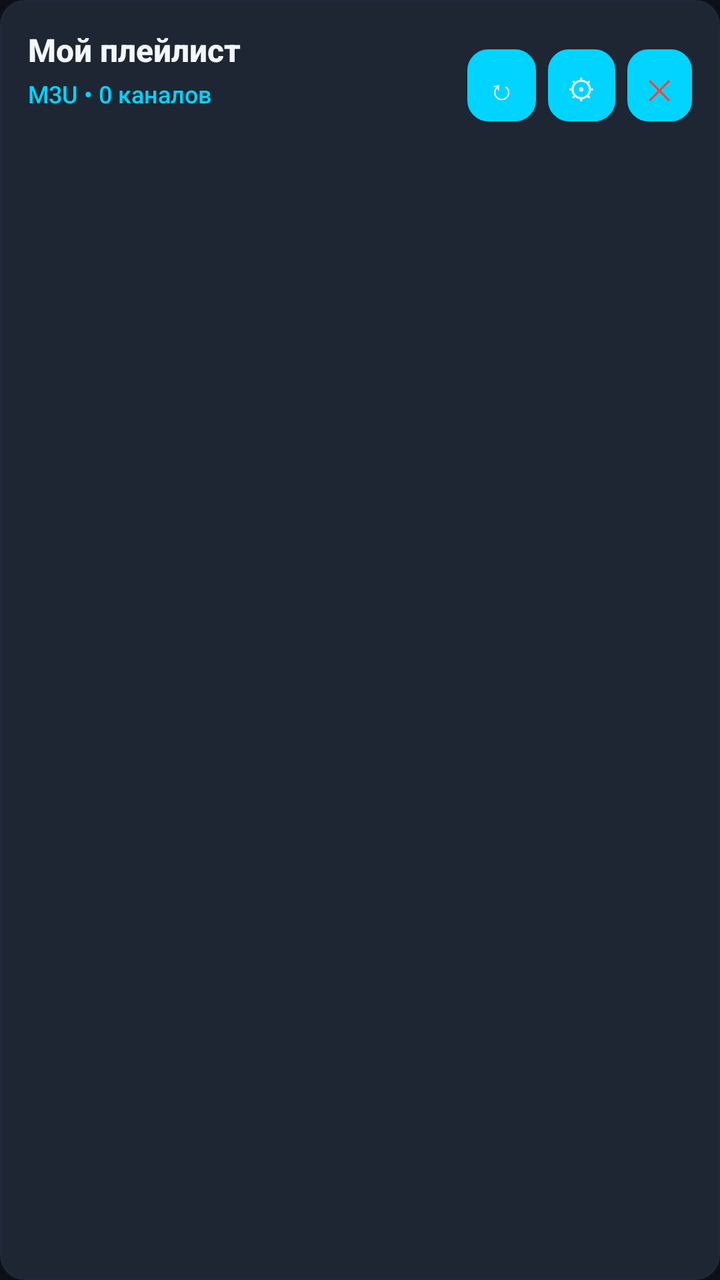
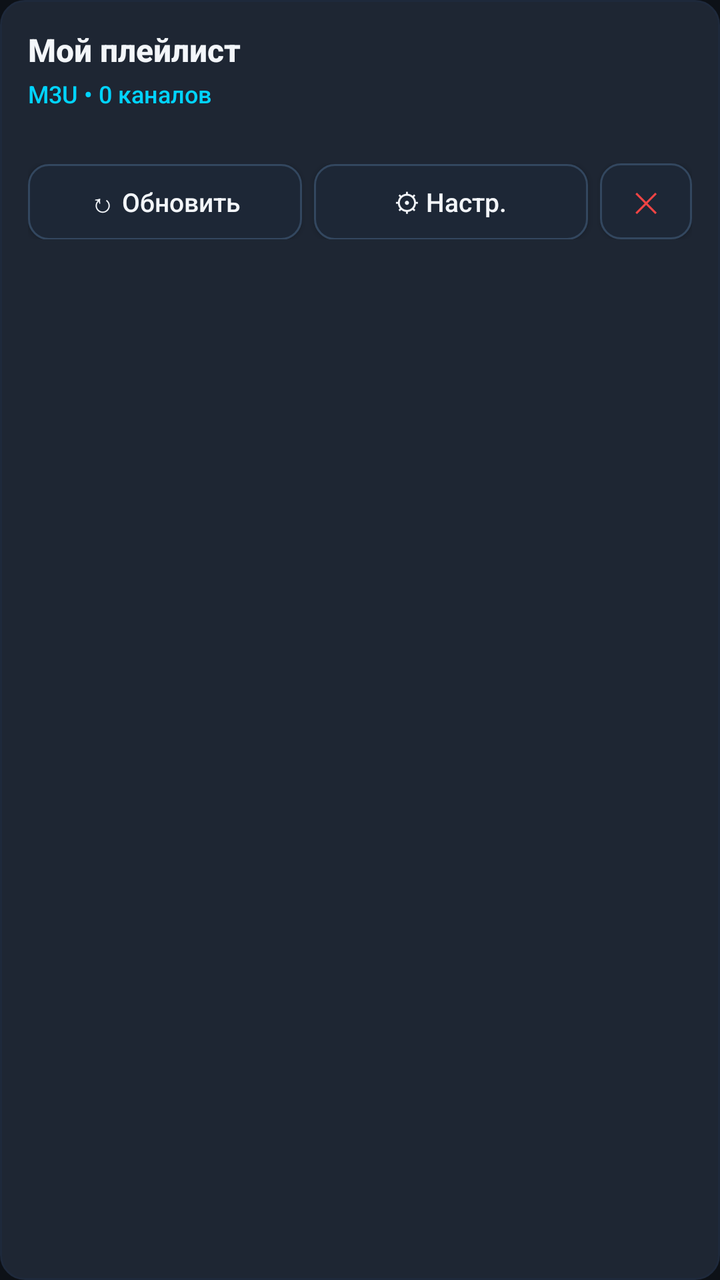

Screens rendered from an Android XML layout before and after an edit, with the pre-edit source and the edit as a unified diff.
<!-- AndroidManifest.xml: application theme Theme.ETelevizor -->
<!-- res/layout/item_playlist.xml -->
<?xml version="1.0" encoding="utf-8"?>
<LinearLayout xmlns:android="http://schemas.android.com/apk/res/android"
    android:layout_width="match_parent"
    android:layout_height="wrap_content"
    android:layout_marginBottom="10dp"
    android:background="@drawable/bg_focus_card"
    android:clickable="true"
    android:focusable="true"
    android:orientation="vertical"
    android:padding="14dp">

    <LinearLayout
        android:layout_width="match_parent"
        android:layout_height="wrap_content"
        android:gravity="center_vertical"
        android:orientation="horizontal">

        <LinearLayout
            android:layout_width="0dp"
            android:layout_height="wrap_content"
            android:layout_weight="1"
            android:orientation="vertical">

            <TextView
                android:id="@+id/tvPlaylistName"
                android:layout_width="match_parent"
                android:layout_height="wrap_content"
                android:text="Мой плейлист"
                android:textColor="@color/text_primary"
                android:textSize="16sp"
                android:textStyle="bold" />

            <TextView
                android:id="@+id/tvPlaylistMeta"
                android:layout_width="match_parent"
                android:layout_height="wrap_content"
                android:layout_marginTop="3dp"
                android:text="M3U • 0 каналов"
                android:textColor="@color/accent_cyan"
                android:textSize="12sp" />

            <TextView
                android:id="@+id/tvPlaylistUrl"
                android:layout_width="match_parent"
                android:layout_height="wrap_content"
                android:layout_marginTop="2dp"
                android:ellipsize="middle"
                android:maxLines="1"
                android:text=""
                android:textColor="@color/text_muted"
                android:textSize="11sp" />
        </LinearLayout>

        <Button
            android:id="@+id/btnPlaylistRefresh"
            android:layout_width="wrap_content"
            android:layout_height="36dp"
            android:layout_marginEnd="6dp"
            android:background="@drawable/bg_focus_button"
            android:minWidth="0dp"
            android:paddingHorizontal="10dp"
            android:text="↻"
            android:textColor="@color/text_primary" />

        <Button
            android:id="@+id/btnPlaylistEdit"
            android:layout_width="wrap_content"
            android:layout_height="36dp"
            android:layout_marginEnd="6dp"
            android:background="@drawable/bg_focus_button"
            android:minWidth="0dp"
            android:paddingHorizontal="10dp"
            android:text="⚙"
            android:textColor="@color/text_primary" />

        <Button
            android:id="@+id/btnPlaylistDelete"
            android:layout_width="wrap_content"
            android:layout_height="36dp"
            android:background="@drawable/bg_focus_button"
            android:minWidth="0dp"
            android:paddingHorizontal="10dp"
            android:text="✕"
            android:textColor="@color/accent_live" />
    </LinearLayout>
</LinearLayout>
<!-- resources referenced by this layout -->
<resources>
  <color name="accent_cyan">#00D4FF</color>
  <color name="accent_live">#EF4444</color>
  <color name="text_muted">#667385</color>
  <color name="text_primary">#F3F6FA</color>
  <!-- drawable bg_focus_button (drawable) -->
  <?xml version="1.0" encoding="utf-8"?>
  <selector xmlns:android="http://schemas.android.com/apk/res/android">
      <item android:state_focused="true">
          <shape android:shape="rectangle">
              <solid android:color="@color/accent_cyan" />
              <stroke android:width="2dp" android:color="@color/white" />
              <corners android:radius="10dp" />
          </shape>
      </item>
      <item android:state_pressed="true">
          <shape android:shape="rectangle">
              <solid android:color="#00A8CC" />
              <corners android:radius="10dp" />
          </shape>
      </item>
      <item>
          <shape android:shape="rectangle">
              <solid android:color="#1F2C3D" />
              <stroke android:width="1dp" android:color="#33475F" />
              <corners android:radius="10dp" />
          </shape>
      </item>
  </selector>
  <style name="Theme.ETelevizor" parent="Theme.Material3.Dark.NoActionBar">
          <item name="colorPrimary">@color/accent_cyan</item>
          <item name="colorOnPrimary">@color/black</item>
          <item name="colorSecondary">@color/accent_amber</item>
          <item name="android:colorBackground">@color/bg_primary</item>
          <item name="colorSurface">@color/bg_surface</item>
          <item name="colorOnSurface">@color/text_primary</item>
          <item name="android:windowBackground">@color/bg_primary</item>
          <item name="android:statusBarColor">@color/bg_primary</item>
          <item name="android:navigationBarColor">@color/bg_primary</item>
          <item name="materialAlertDialogTheme">@style/ThemeOverlay.ETelevizor.Dialog</item>
          <item name="android:fontFamily">sans-serif-medium</item>
      </style>
  <color name="white">#FFFFFF</color>
  <color name="bg_card">#1E2633</color>
  <color name="black">#000000</color>
  <color name="accent_amber">#F59E0B</color>
  <color name="bg_primary">#0D1117</color>
  <color name="bg_surface">#161B22</color>
  <style name="ThemeOverlay.ETelevizor.Dialog" parent="ThemeOverlay.Material3.MaterialAlertDialog">
          <item name="colorSurface">@color/bg_surface</item>
          <item name="colorOnSurface">@color/text_primary</item>
          <item name="colorPrimary">@color/accent_cyan</item>
      </style>
  <!-- unchanged entries left out for length: 1 -->
</resources>

<!-- the commit's change to res/layout/item_playlist.xml (unified diff, before → after) -->
@@ -9,78 +9,80 @@
     android:orientation="vertical"
     android:padding="14dp">
 
+    <TextView
+        android:id="@+id/tvPlaylistName"
+        android:layout_width="match_parent"
+        android:layout_height="wrap_content"
+        android:text="Мой плейлист"
+        android:textColor="@color/text_primary"
+        android:textSize="16sp"
+        android:textStyle="bold" />
+
+    <TextView
+        android:id="@+id/tvPlaylistMeta"
+        android:layout_width="match_parent"
+        android:layout_height="wrap_content"
+        android:layout_marginTop="3dp"
+        android:text="M3U • 0 каналов"
+        android:textColor="@color/accent_cyan"
+        android:textSize="12sp" />
+
+    <TextView
+        android:id="@+id/tvPlaylistUrl"
+        android:layout_width="match_parent"
+        android:layout_height="wrap_content"
+        android:layout_marginTop="2dp"
+        android:ellipsize="middle"
+        android:maxLines="1"
+        android:text=""
+        android:textColor="@color/text_muted"
+        android:textSize="11sp" />
+
     <LinearLayout
         android:layout_width="match_parent"
         android:layout_height="wrap_content"
-        android:gravity="center_vertical"
+        android:layout_marginTop="10dp"
         android:orientation="horizontal">
 
-        <LinearLayout
+        <androidx.appcompat.widget.AppCompatButton
+            android:id="@+id/btnPlaylistRefresh"
             android:layout_width="0dp"
             android:layout_height="wrap_content"
+            android:layout_marginEnd="6dp"
             android:layout_weight="1"
-            android:orientation="vertical">
+            android:background="@drawable/bg_focus_button"
+            android:minHeight="38dp"
+            android:paddingVertical="6dp"
+            android:text="↻ Обновить"
+            android:textAllCaps="false"
+            android:textColor="@color/text_primary"
+            android:textSize="13sp" />
 
-            <TextView
-                android:id="@+id/tvPlaylistName"
-                android:layout_width="match_parent"
-                android:layout_height="wrap_content"
-                android:text="Мой плейлист"
-                android:textColor="@color/text_primary"
-                android:textSize="16sp"
-                android:textStyle="bold" />
+        <androidx.appcompat.widget.AppCompatButton
+            android:id="@+id/btnPlaylistEdit"
+            android:layout_width="0dp"
+            android:layout_height="wrap_content"
+            android:layout_marginEnd="6dp"
+            android:layout_weight="1"
+            android:background="@drawable/bg_focus_button"
+            android:minHeight="38dp"
+            android:paddingVertical="6dp"
+            android:text="⚙ Настр."
+            android:textAllCaps="false"
+            android:textColor="@color/text_primary"
+            android:textSize="13sp" />
 
-            <TextView
-                android:id="@+id/tvPlaylistMeta"
-                android:layout_width="match_parent"
-                android:layout_height="wrap_content"
-                android:layout_marginTop="3dp"
-                android:text="M3U • 0 каналов"
-                android:textColor="@color/accent_cyan"
-                android:textSize="12sp" />
-
-            <TextView
-                android:id="@+id/tvPlaylistUrl"
-                android:layout_width="match_parent"
-                android:layout_height="wrap_content"
-                android:layout_marginTop="2dp"
-                android:ellipsize="middle"
-                android:maxLines="1"
-                android:text=""
-                android:textColor="@color/text_muted"
-                android:textSize="11sp" />
-        </LinearLayout>
-
-        <Button
-            android:id="@+id/btnPlaylistRefresh"
-            android:layout_width="wrap_content"
-            android:layout_height="36dp"
-            android:layout_marginEnd="6dp"
-            android:background="@drawable/bg_focus_button"
-            android:minWidth="0dp"
-            android:paddingHorizontal="10dp"
-            android:text="↻"
-            android:textColor="@color/text_primary" />
-
-        <Button
-            android:id="@+id/btnPlaylistEdit"
-            android:layout_width="wrap_content"
-            android:layout_height="36dp"
-            android:layout_marginEnd="6dp"
-            android:background="@drawable/bg_focus_button"
-            android:minWidth="0dp"
-            android:paddingHorizontal="10dp"
-            android:text="⚙"
-            android:textColor="@color/text_primary" />
-
-        <Button
+        <androidx.appcompat.widget.AppCompatButton
             android:id="@+id/btnPlaylistDelete"
             android:layout_width="wrap_content"
-            android:layout_height="36dp"
+            android:layout_height="wrap_content"
             android:background="@drawable/bg_focus_button"
-            android:minWidth="0dp"
-            android:paddingHorizontal="10dp"
+            android:minHeight="38dp"
+            android:minWidth="46dp"
+            android:paddingHorizontal="12dp"
+            android:paddingVertical="6dp"
             android:text="✕"
-            android:textColor="@color/accent_live" />
+            android:textColor="@color/accent_live"
+            android:textSize="14sp" />
     </LinearLayout>
 </LinearLayout>
<!-- resource entries referenced after the edit -->
@@ -9,20 +9,28 @@
   <selector xmlns:android="http://schemas.android.com/apk/res/android">
       <item android:state_focused="true">
           <shape android:shape="rectangle">
-              <solid android:color="@color/accent_cyan" />
-              <stroke android:width="2dp" android:color="@color/white" />
+              <solid android:color="#263E5E" />
+              <stroke android:width="2.5dp" android:color="@color/accent_cyan" />
               <corners android:radius="10dp" />
           </shape>
       </item>
       <item android:state_pressed="true">
           <shape android:shape="rectangle">
-              <solid android:color="#00A8CC" />
+              <solid android:color="#1F3552" />
+              <stroke android:width="2dp" android:color="@color/accent_cyan" />
+              <corners android:radius="10dp" />
+          </shape>
+      </item>
+      <item android:state_selected="true">
+          <shape android:shape="rectangle">
+              <solid android:color="#1A324D" />
+              <stroke android:width="1.5dp" android:color="@color/accent_cyan" />
               <corners android:radius="10dp" />
           </shape>
       </item>
       <item>
           <shape android:shape="rectangle">
-              <solid android:color="#1F2C3D" />
+              <solid android:color="#1D2736" />
               <stroke android:width="1dp" android:color="#33475F" />
               <corners android:radius="10dp" />
           </shape>
@@ -41,7 +49,6 @@
           <item name="materialAlertDialogTheme">@style/ThemeOverlay.ETelevizor.Dialog</item>
           <item name="android:fontFamily">sans-serif-medium</item>
       </style>
-  <color name="white">#FFFFFF</color>
   <color name="bg_card">#1E2633</color>
   <color name="black">#000000</color>
   <color name="accent_amber">#F59E0B</color>
